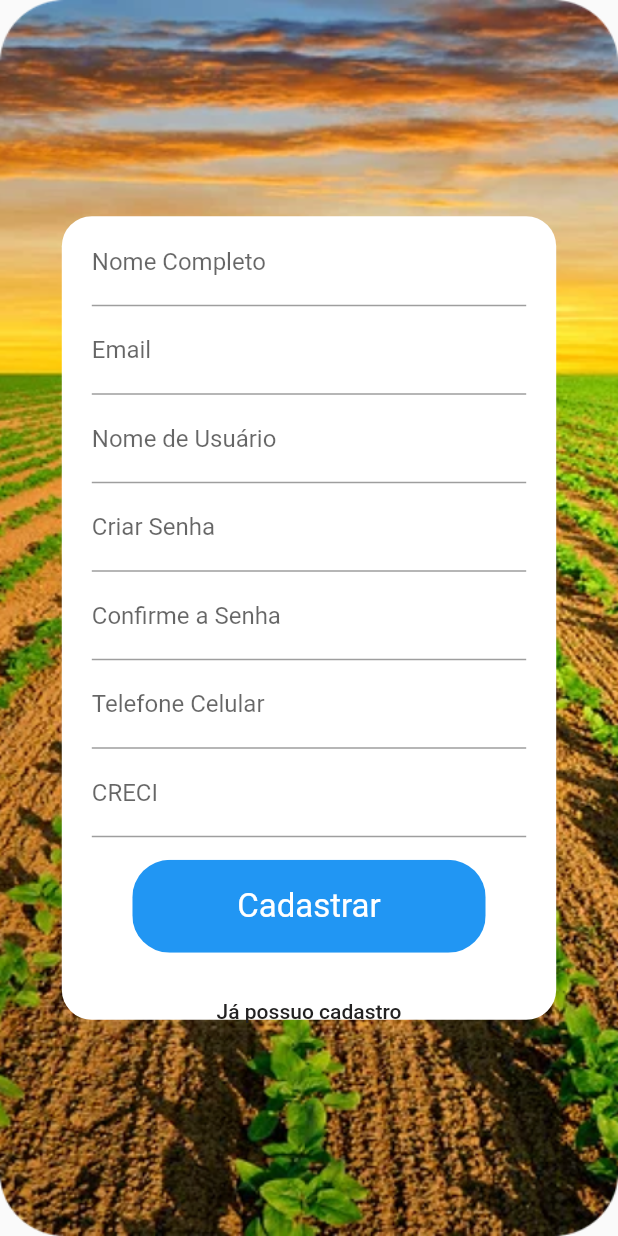
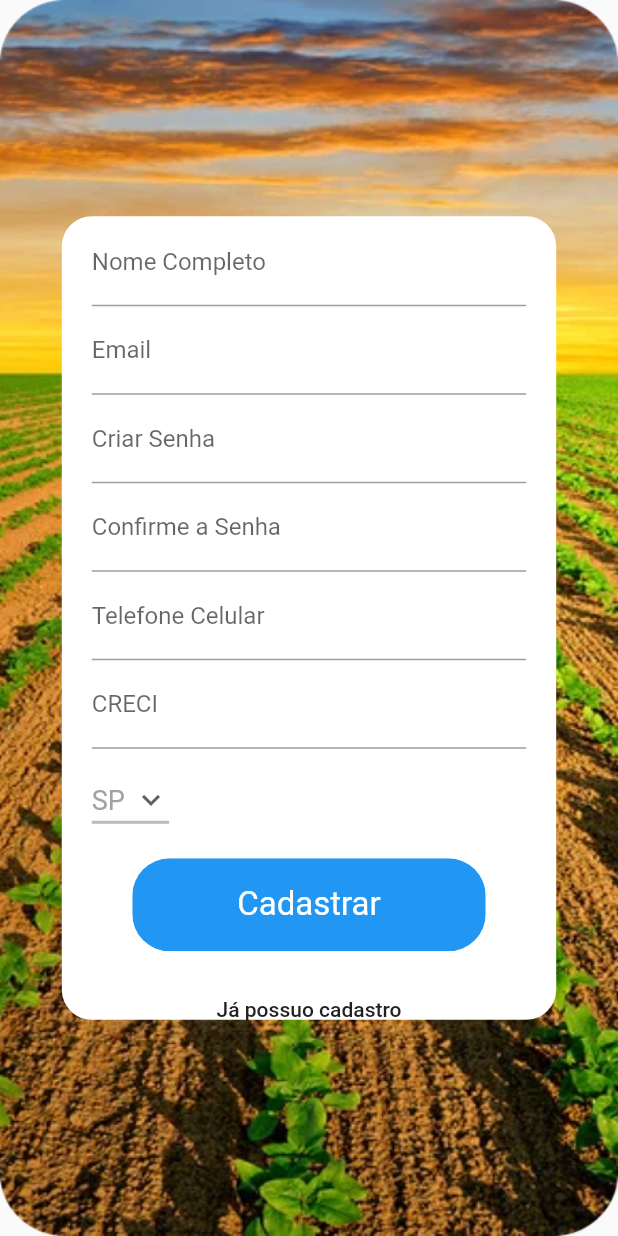
Before and after one commit to LaercioRJ/AgroImobi, a Flutter app: the RegisterBrokerScreen screen opened directly, on a phone screen of 412 x 824 dp. Run offline on Flutter 3.47's test engine with Material 2 defaults, Android fonts, the light colour scheme and no system bars; our stand-ins replace mask_text_input_formatter.

Commit message:
validação tela corretor e criação drop down

```diff
--- /dev/null
+++ b/lib/src/classes/login.dart
@@ -0,0 +1,6 @@
+class login {
+  String email;
+  String password;
+
+  login({required this.email, required this.password});
+}
--- /dev/null
+++ b/lib/src/routing/Dropdown.dart
@@ -0,0 +1,42 @@
+import 'package:flutter/cupertino.dart';
+import 'package:flutter/material.dart';
+
+const List<String> list = <String>['SP', 'RJ', 'AM', 'PR'];
+
+class Dropdown extends StatefulWidget {
+  const Dropdown({super.key});
+
+  @override
+  State<Dropdown> createState() => _DropdownState();
+}
+
+class _DropdownState extends State<Dropdown> {
+  String dropdownValue = list.first;
+
+  @override
+  Widget build(BuildContext context) {
+    return DropdownButton<String>(
+      value: dropdownValue,
+      icon: const Icon(Icons.keyboard_arrow_down),
+      elevation: 16,
+      style: const TextStyle(
+          color: Color.fromARGB(255, 163, 162, 162), fontSize: 18),
+      underline: Container(
+        height: 2,
+        color: Color.fromARGB(255, 188, 187, 187),
+      ),
+      onChanged: (String? value) {
+        // This is called when the user selects an item.
+        setState(() {
+          dropdownValue = value!;
+        });
+      },
+      items: list.map<DropdownMenuItem<String>>((String value) {
+        return DropdownMenuItem<String>(
+          value: value,
+          child: Text(value),
+        );
+      }).toList(),
+    );
+  }
+}
--- a/lib/src/screen/login_signin_screens/register_broker.dart
+++ b/lib/src/screen/login_signin_screens/register_broker.dart
@@ -1,6 +1,7 @@
 import 'package:flutter/material.dart';
 import 'package:mask_text_input_formatter/mask_text_input_formatter.dart';
 
+import '../../routing/Dropdown.dart';
 import '../../widgets/go_back_link_button.dart';
 import '../../widgets/submit_button.dart';
 
@@ -9,9 +10,11 @@ class RegisterBrokerScreen extends StatelessWidget {
   final _formKey = GlobalKey<FormState>();
   final cellphoneMask = MaskTextInputFormatter(
       mask: '(##) #####-####',
-    filter: { "#": RegExp(r'[0-9]') },
-    type: MaskAutoCompletionType.lazy
-  );
+      filter: {"#": RegExp(r'[0-9]')},
+      type: MaskAutoCompletionType.lazy);
+  final TextEditingController passwordController = TextEditingController();
+  final RegExp emailValidator =
+      RegExp("([A-Z | a-z | 0-9]+)@([A-Z | a-z | 0-9]+).com");
 
   @override
   Widget build(BuildContext context) {
@@ -34,53 +37,92 @@ class RegisterBrokerScreen extends StatelessWidget {
                     ),
                     child: Padding(
                         padding: const EdgeInsets.fromLTRB(20, 1, 20, 1),
-                        child:
-                          Form(
+                        child: Form(
                             key: _formKey,
                             child: Column(children: [
                               TextFormField(
-                                decoration: const  InputDecoration(
+                                decoration: const InputDecoration(
                                     labelText: 'Nome Completo',
-                                  border: UnderlineInputBorder())),
+                                    border: UnderlineInputBorder()),
+                                validator: (value) {
+                                  if (value == null || value.isEmpty) {
+                                    return "Por favor, preencha este campo";
+                                  }
+                                  return null;
+                                },
+                              ),
                               TextFormField(
                                 decoration: const InputDecoration(
                                   labelText: 'Email',
                                   border: UnderlineInputBorder(),
-                                )),
-                              TextFormField(
-                                decoration: const InputDecoration(
-                                  labelText: 'Nome de Usuário',
-                                  border: UnderlineInputBorder(),
-                                )),
+                                ),
+                                validator: (value) {
+                                  if (value == null || value.isEmpty) {
+                                    return 'Por favor, preencha este campo';
+                                  } else {
+                                    if (!emailValidator.hasMatch(value)) {
+                                      return "Este é um formato inválido de e-mail.";
+                                    }
+                                  }
+                                  return null;
+                                },
+                              ),
                               TextFormField(
                                 obscureText: true,
                                 decoration: const InputDecoration(
                                   labelText: 'Criar Senha',
                                   border: UnderlineInputBorder(),
-                                )),
+                                ),
+                                validator: (value) {
+                                  if (value == null || value.isEmpty) {
+                                    return "Por favor, preencha este campo";
+                                  }
+                                  return null;
+                                },
+                              ),
                               TextFormField(
                                 obscureText: true,
                                 decoration: const InputDecoration(
                                   labelText: 'Confirme a Senha',
                                   border: UnderlineInputBorder(),
-                                )),
+                                ),
+                                validator: (value) {
+                                  if (value == null || value.isEmpty) {
+                                    return "Por favor, preencha este campo";
+                                  } else {
+                                    if (value != passwordController.text) {
+                                      return "Os campos de senha não são equivalentes.";
+                                    }
+                                  }
+                                  return null;
+                                },
+                              ),
                               TextFormField(
                                 decoration: const InputDecoration(
                                   labelText: 'Telefone Celular',
                                   border: UnderlineInputBorder(),
                                 ),
-                                inputFormatters: [cellphoneMask],),
+                                inputFormatters: [cellphoneMask],
+                              ),
                               TextFormField(
                                   decoration: const InputDecoration(
                                 labelText: 'CRECI',
                                 border: UnderlineInputBorder(),
                               )),
+                              Container(
+                                width: 10,
+                                height: 10,
+                              ),
+                              const Align(
+                                alignment: Alignment.centerLeft,
+                                child: Dropdown(),
+                              ),
                               SubmitButton(
                                   title: "Cadastrar",
                                   pressedFunction: () => print('teste'),
                                   formKey: _formKey),
-                              const GoBackLinkButton(linkText: 'Já possuo cadastro')
-                        ])
-                          ) )))));
+                              const GoBackLinkButton(
+                                  linkText: 'Já possuo cadastro')
+                            ])))))));
   }
 }
```
Also changed, not shown: lib/src/screen/login_signin_screens/register_user.dart (+10 -9 lines). Lines whose indentation alone changed are shown as unchanged.
